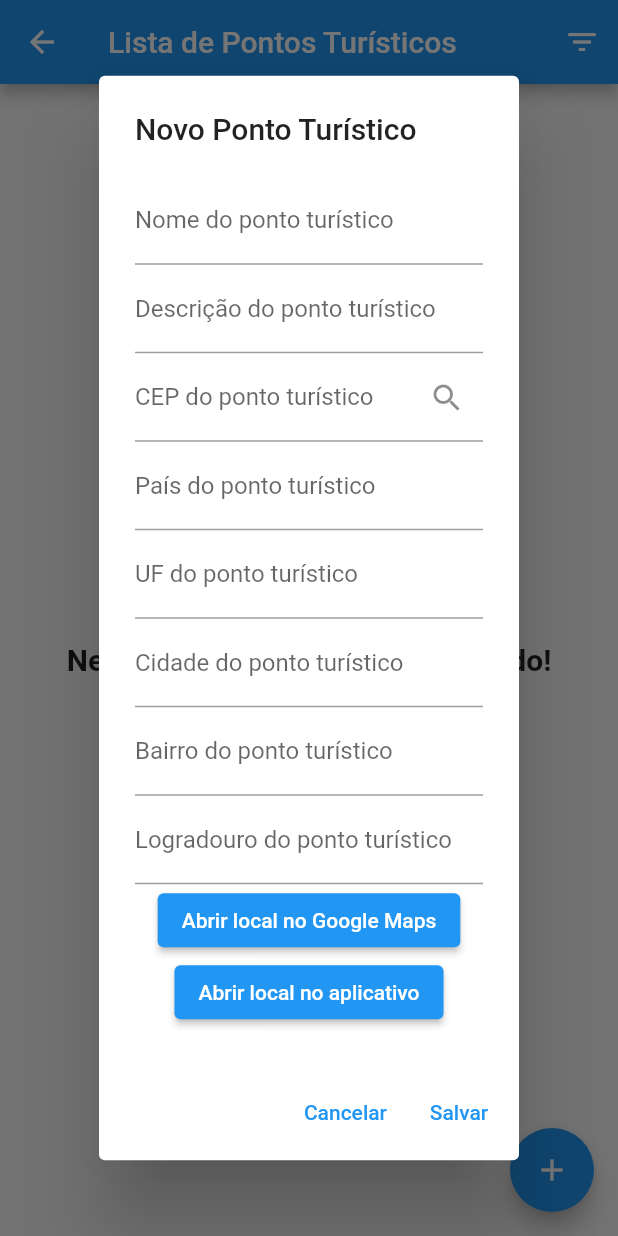
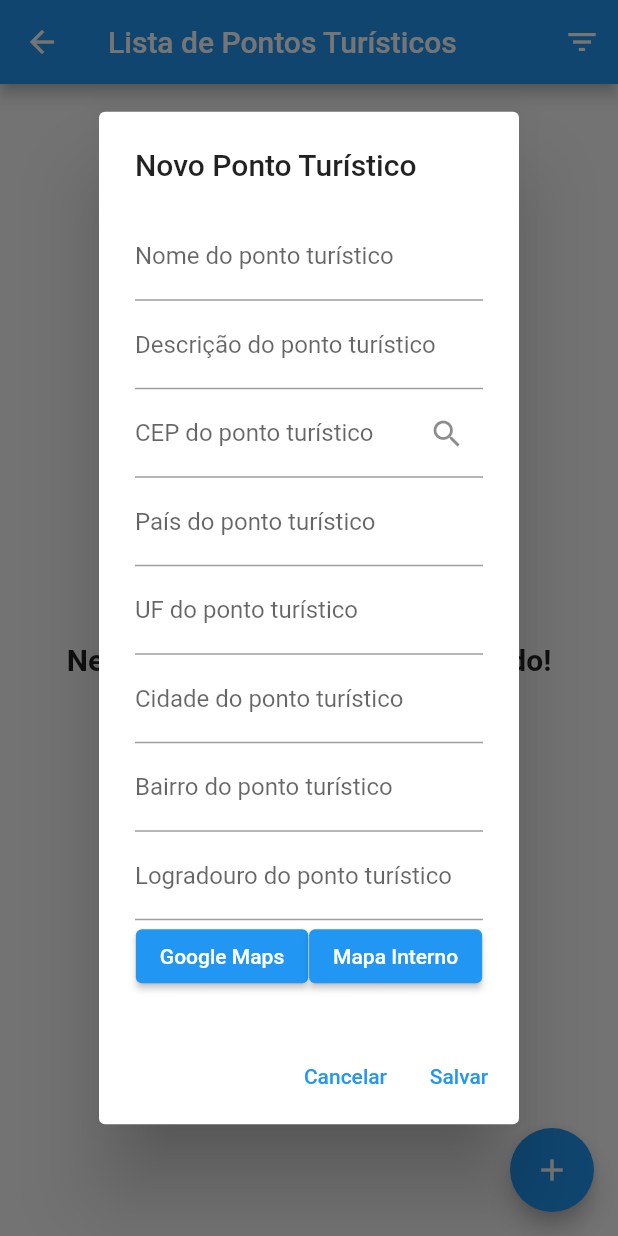
Before and after one commit to rlraul/projeto_pm26s, a Flutter app: the ListaPontosTuristicos screen opened directly, after a tap on the "add" icon, on a phone screen of 412 x 824 dp. Run offline on Flutter 3.47's test engine with Material 2 defaults, Android fonts, the phone set to English and light mode, and no system bars; our stand-ins replace geolocator, google_maps_flutter, mask_text_input_formatter, shared_preferences, sqflite; missing offline and left inert: maps_launcher; accounts and stored records are empty.

Commit message:
Feitos ajustes no form de pontos turisticos para melhorar responsividade

```diff
--- a/lib/pages/ponto_turistico_form_dialog.dart
+++ b/lib/pages/ponto_turistico_form_dialog.dart
@@ -32,6 +32,8 @@ class PontoTuristicoAtualState extends State<PontoTuristicoDialog>{
   final paisController = TextEditingController();
   final descricaoController = TextEditingController();
   final dtInclusaoController = TextEditingController();
+  final latitudeController = TextEditingController();
+  final longitudeController = TextEditingController();
   final _dateFormat = DateFormat('dd/MM/yyy');
 
   Cep? _cep;
@@ -64,7 +66,8 @@ class PontoTuristicoAtualState extends State<PontoTuristicoDialog>{
 
   @override
   Widget build(BuildContext context) {
-    return Form(
+    return SingleChildScrollView(
+      child: Form(
         key: formKey,
         child: Column(
           mainAxisSize: MainAxisSize.min,
@@ -165,15 +168,23 @@ class PontoTuristicoAtualState extends State<PontoTuristicoDialog>{
                 return null;
               },
             ),
+            Flexible(
+              child: Row(
+                mainAxisAlignment: MainAxisAlignment.spaceEvenly,
+                children: [
                   ElevatedButton(
                     onPressed: _abrirMapaExterno,
-              child: Text('Abrir local no Google Maps')
+                    child: Text('Google Maps'),
                   ),
                   ElevatedButton(
                     onPressed: _abrirMapaInterno,
-              child: Text('Abrir local no aplicativo')
+                    child: Text('Mapa Interno'),
                   ),
                 ],
+              ),
+            ),
+          ],
+        ),
       ),
     );
   }
@@ -297,6 +308,8 @@ class PontoTuristicoAtualState extends State<PontoTuristicoDialog>{
     cidade: cidadeController.text,
     bairro: bairroController.text,
     logradouro: logradouroController.text,
+    latitude: double.parse(latitudeController.text),
+    longitude: double.parse(longitudeController.text),
   );
 
 }
```
Lines whose indentation alone changed are shown as unchanged.
